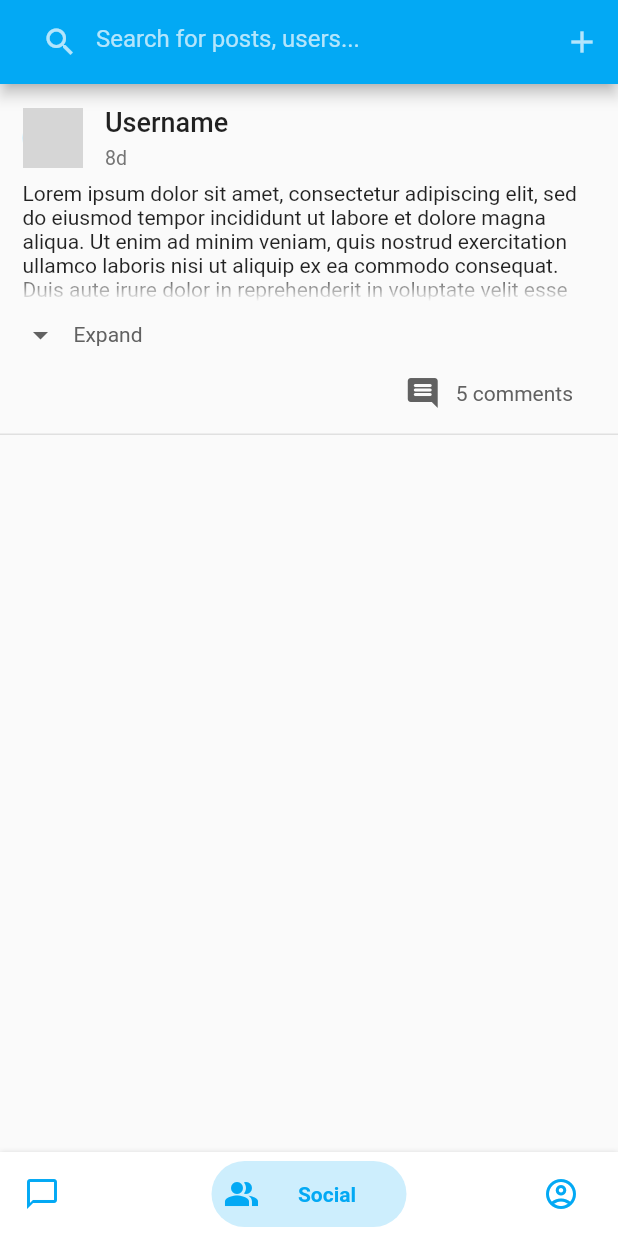
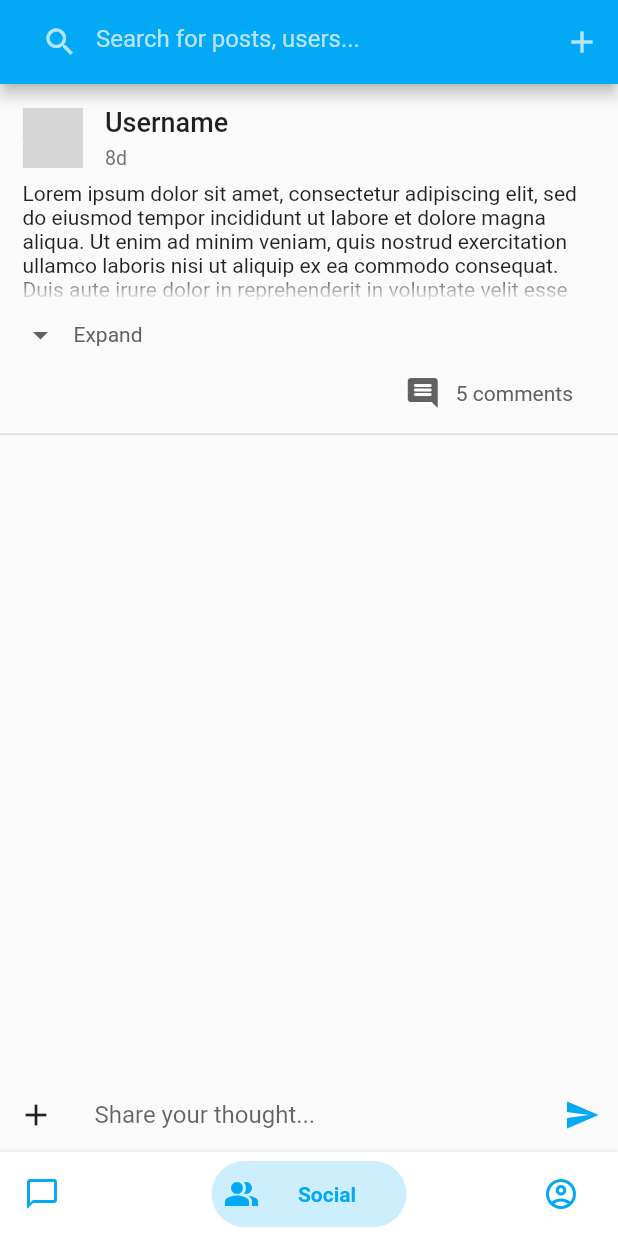
Before and after one commit to 0thElement/olaz, a Flutter app: the screen it shows after launch, item 2 of the bottom bar chosen, on a phone screen of 412 x 824 dp. Run offline on Flutter 3.47's test engine with Material 2 defaults, Android fonts, the phone set to English and light mode, and no system bars; drawn by our look-alikes of bottom_navy_bar; network calls fail; grey boxes are pictures that could not be loaded.

Commit message:
Simple comment screen (might change in the future)

```diff
--- a/lib/screens/social/wall.dart
+++ b/lib/screens/social/wall.dart
@@ -1,8 +1,7 @@
 import 'package:flutter/material.dart';
+import 'package:olaz/widgets/message_bar.dart';
 import 'package:olaz/widgets/popup_item.dart';
 import 'package:olaz/widgets/post_item.dart';
-
-class Post {}
 
 class SocialWallScreen extends StatefulWidget {
   const SocialWallScreen({Key? key}) : super(key: key);
@@ -12,8 +11,6 @@ class SocialWallScreen extends StatefulWidget {
 }
 
 class _SocialWallScreenState extends State<SocialWallScreen> {
-  List<Post>? posts;
-
   List<PopupMenuItem> addPopupMenuButtonItems() {
     return [
       createPopupItem('Add a friend', 'friend', Icons.person_add_alt_rounded),
@@ -47,7 +44,10 @@ class _SocialWallScreenState extends State<SocialWallScreen> {
                 })
           ],
         ),
-        body: (ListView.builder(
+        body: Column(
+          children: [
+            Expanded(
+              child: ListView.builder(
                   itemCount: 1,
                   shrinkWrap: true,
                   itemBuilder: ((context, index) {
@@ -58,6 +58,10 @@ class _SocialWallScreenState extends State<SocialWallScreen> {
                         DateTime.utc(2022, 4, 11, 16, 20),
                         DateTime.utc(2022, 4, 12, 3, 30),
                         5);
-            }))));
+                  })),
+            ),
+            MessageBar("Share your thought...", () {})
+          ],
+        ));
   }
 }
```
Also changed, not shown: lib/screens/social/comments.dart (+31 -2 lines). Lines whose indentation alone changed are shown as unchanged.
